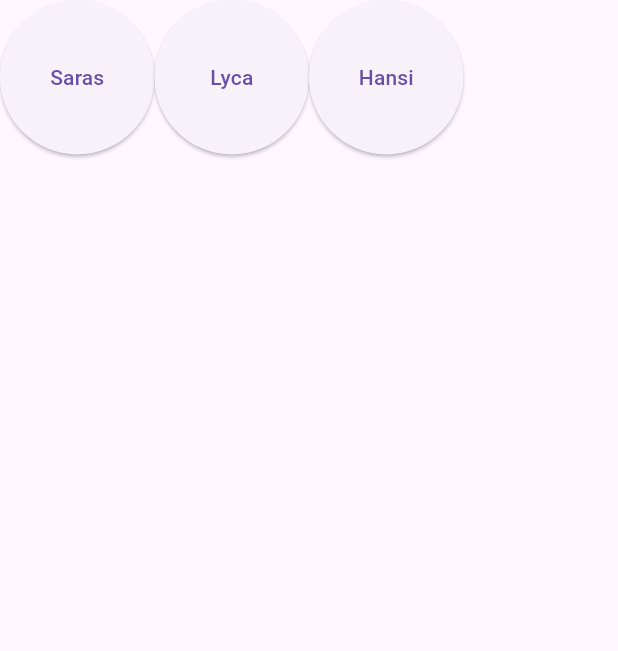
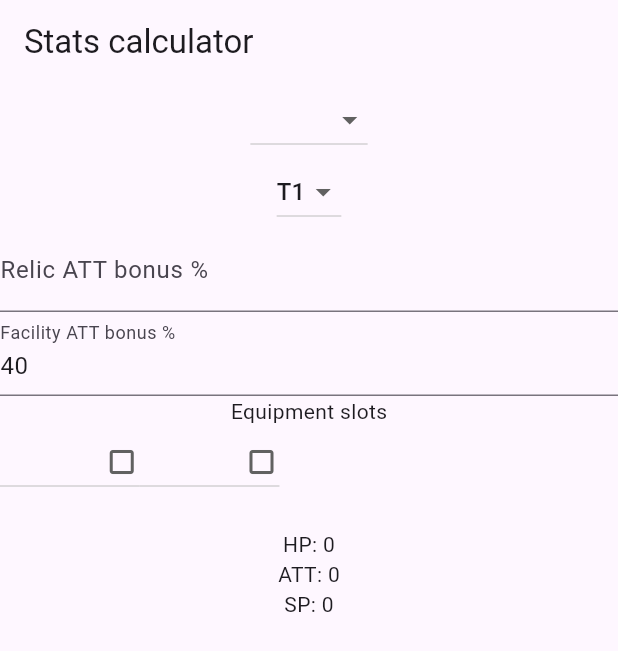
Before and after one commit to TemirkhanN/kgc-calculator, a Flutter app: the screen it shows after launch, on a phone screen of 412 x 824 dp. Shown: the top 651 px of the screen. Run offline on Flutter 3.47's test engine with Material 3 defaults, Android fonts, the phone set to English and light mode, and no system bars.

Commit message:
Implemented basic skeleton&mocks for stats calculator

```diff
--- a/lib/main.dart
+++ b/lib/main.dart
@@ -1,36 +1,9 @@
 import 'package:flutter/material.dart';
-import 'package:god_king_castle_calculator/data.dart';
-import 'package:god_king_castle_calculator/hero.dart';
-import 'package:god_king_castle_calculator/widget/linkbuff_stat_calculator.dart';
+import 'package:god_king_castle_calculator/widget/calculator.dart';
 
 void main() {
-  runApp(const MyApp());
-}
-
-class MyApp extends StatelessWidget {
-  const MyApp({super.key});
-
-  @override
-  Widget build(BuildContext context) {
-    var chars = characters.entries.where((elem) => elem.value is! LinkingHero).toList();
-    LinkingHero supportCharacter = characters[CharacterId.lunaire] as LinkingHero;
-
-    return MaterialApp(
-      title: 'KGC Calculator',
-      home: Scaffold(
-        body: GridView.builder(
-          gridDelegate: const SliverGridDelegateWithFixedCrossAxisCount(crossAxisCount: 4 // Spacing between rows
-              ),
-          itemCount: chars.length,
-          itemBuilder: (BuildContext context, int index) {
-            var character = chars[index].value;
-
-            return ElevatedButton(onPressed: () => openPage(LinkStatBuffCalculator(character, supportCharacter), context), child: Text(character.name));
-          },
-        ),
-      ),
-    );
-  }
+  //runApp(const LinkedStatsMatrix());
+  runApp(const Calculator());
 }
 
 void openPage(StatelessWidget page, BuildContext withContext) {
--- /dev/null
+++ b/lib/widget/calculator.dart
@@ -0,0 +1,113 @@
+import 'package:flutter/material.dart';
+import 'package:god_king_castle_calculator/data.dart';
+import 'package:god_king_castle_calculator/hero.dart' as hero_domain;
+import 'package:god_king_castle_calculator/hero/tier.dart';
+import 'package:god_king_castle_calculator/widget/character_stats.dart';
+
+class Calculator extends StatefulWidget {
+  const Calculator({super.key});
+
+  @override
+  State<StatefulWidget> createState() {
+    return _CalculatorState();
+  }
+}
+
+class _CalculatorState extends State<Calculator> {
+  final TextEditingController _relicAttackBonusController = TextEditingController();
+  final TextEditingController _facilityAttackBonusController = TextEditingController(text: '40'); // By default, highest facility bonus
+  Tier _heroTier = Tier.T1;
+  hero_domain.Hero? _hero;
+  StatsWidget statsSummary = StatsWidget("", hero_domain.Stats(0, 0, 0, 0));
+
+  @override
+  Widget build(BuildContext context) {
+    return MaterialApp(
+        title: 'KGC Calculator',
+        home: Scaffold(
+          appBar: AppBar(title: Text('Stats calculator')),
+          body: Column(
+            children: [
+              DropdownButton(
+                items: characters.entries.map((entry) => DropdownMenuItem(child: Text(entry.value.name), value: entry.value)).toList(growable: false),
+                value: _hero,
+                onChanged: (hero_domain.Hero? selected) {
+                  setState(() {
+                    _hero = selected;
+                    _recalculateStats();
+                  });
+                },
+              ),
+              DropdownButton(
+                  items: Tier.values.map((entry) => DropdownMenuItem(child: Text(entry.name), value: entry)).toList(growable: false),
+                  value: _heroTier,
+                  onChanged: (newTier) {
+                    setState(() {
+                      _heroTier = newTier ?? Tier.T1;
+                      _recalculateStats();
+                    });
+                  }),
+              TextField(
+                controller: _relicAttackBonusController,
+                decoration: InputDecoration(labelText: "Relic ATT bonus %"),
+                onChanged: (String? newValue) {
+                  setState(() {
+                    _recalculateStats();
+                  });
+                },
+              ),
+              TextField(
+                controller: _facilityAttackBonusController,
+                decoration: InputDecoration(labelText: "Facility ATT bonus %"),
+                onChanged: (String? newValue) {
+                  setState(() {
+                    _recalculateStats();
+                  });
+                },
+              ),
+              Text("Equipment slots"),
+              Row(children: [
+                Column(children: [
+                  DropdownButton(
+                    icon: Icon(Icons.crop_square),
+                    items: [
+                      DropdownMenuItem(child: Text("T1 Sword"), value: "T1 Sword"),
+                      DropdownMenuItem(child: Text("T2 Sword"), value: "T2 Sword"),
+                    ],
+                    onChanged: (item) {},
+                  ),
+                ]),
+                Column(children: [
+                  DropdownButton(
+                    icon: Icon(Icons.crop_square),
+                    items: [
+                      DropdownMenuItem(child: Text("T1 Sword"), value: "T1 Sword"),
+                      DropdownMenuItem(child: Text("T2 Sword"), value: "T2 Sword"),
+                    ],
+                    onChanged: (item) {},
+                  ),
+                ]),
+              ]),
+              statsSummary,
+            ],
+          ),
+        ));
+  }
+
+  void _recalculateStats() {
+    var adjustedHero = _hero?.ofTier(_heroTier);
+
+    if (adjustedHero == null) {
+      statsSummary = StatsWidget("", hero_domain.Stats(0, 0, 0, 0));
+      return;
+    }
+
+    var relicStatsBooster = hero_domain.StatBooster(int.tryParse(_relicAttackBonusController.text) ?? 0, 0);
+    var facilityStatsBooster = hero_domain.StatBooster(int.tryParse(_facilityAttackBonusController.text) ?? 0, 0);
+    adjustedHero.addBooster(relicStatsBooster);
+    adjustedHero.addBooster(facilityStatsBooster);
+
+    print(adjustedHero.getStats().attack);
+    statsSummary = StatsWidget("${adjustedHero.name} of tier ${_heroTier.name}", adjustedHero.getStats());
+  }
+}
--- a/lib/widget/linkbuff_stat_calculator.dart
+++ b/lib/widget/linkbuff_stat_calculator.dart
@@ -1,7 +1,7 @@
 import 'package:flutter/material.dart';
 import 'package:god_king_castle_calculator/hero.dart' as HeroDomain;
-import 'package:god_king_castle_calculator/linked_stats_matrix.dart';
 import 'package:god_king_castle_calculator/widget/character_stats.dart';
+import 'package:god_king_castle_calculator/widget/linked_stats_matrix.dart';
 
 class LinkStatBuffCalculator extends StatelessWidget {
   final HeroDomain.Hero _main;
```
Also changed, not shown: lib/linked_stats_matrix.dart (deleted, +0 -70 lines), lib/widget/linked_stats_matrix.dart (added, +100 -0 lines), 1 other file.
